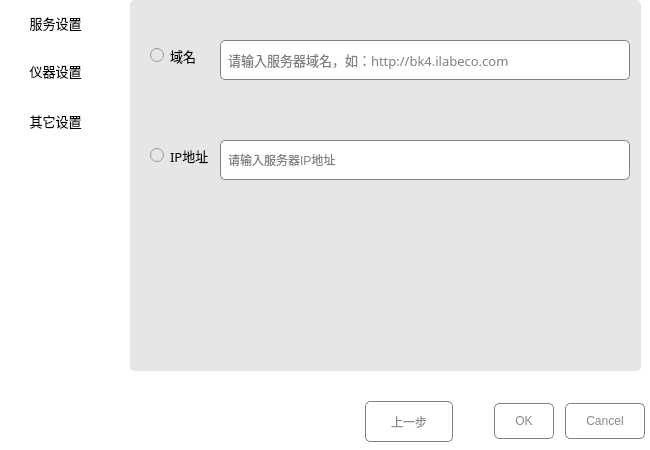
Qt form settingdialog.ui (zhaojinting/ysalogin) before a commit.
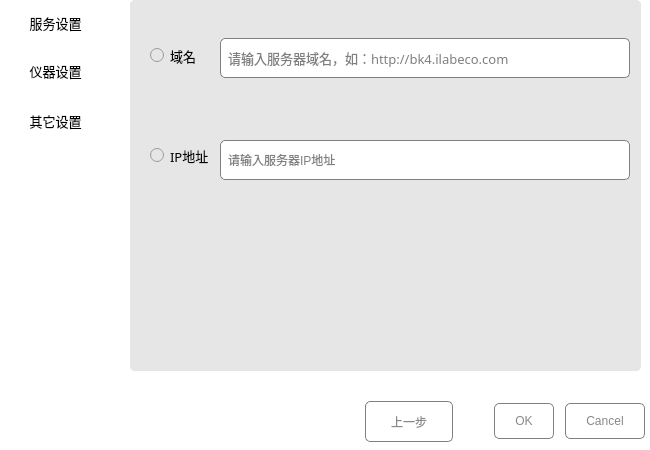
The same form after that commit.

Commit message: '优化细节'

```diff
--- a/settingdialog.ui
+++ b/settingdialog.ui
@@ -206,7 +206,7 @@
      <property name="geometry">
       <rect>
        <x>90</x>
-       <y>40</y>
+       <y>38</y>
        <width>410</width>
        <height>40</height>
       </rect>
```
The commit also changes 1 other file.
